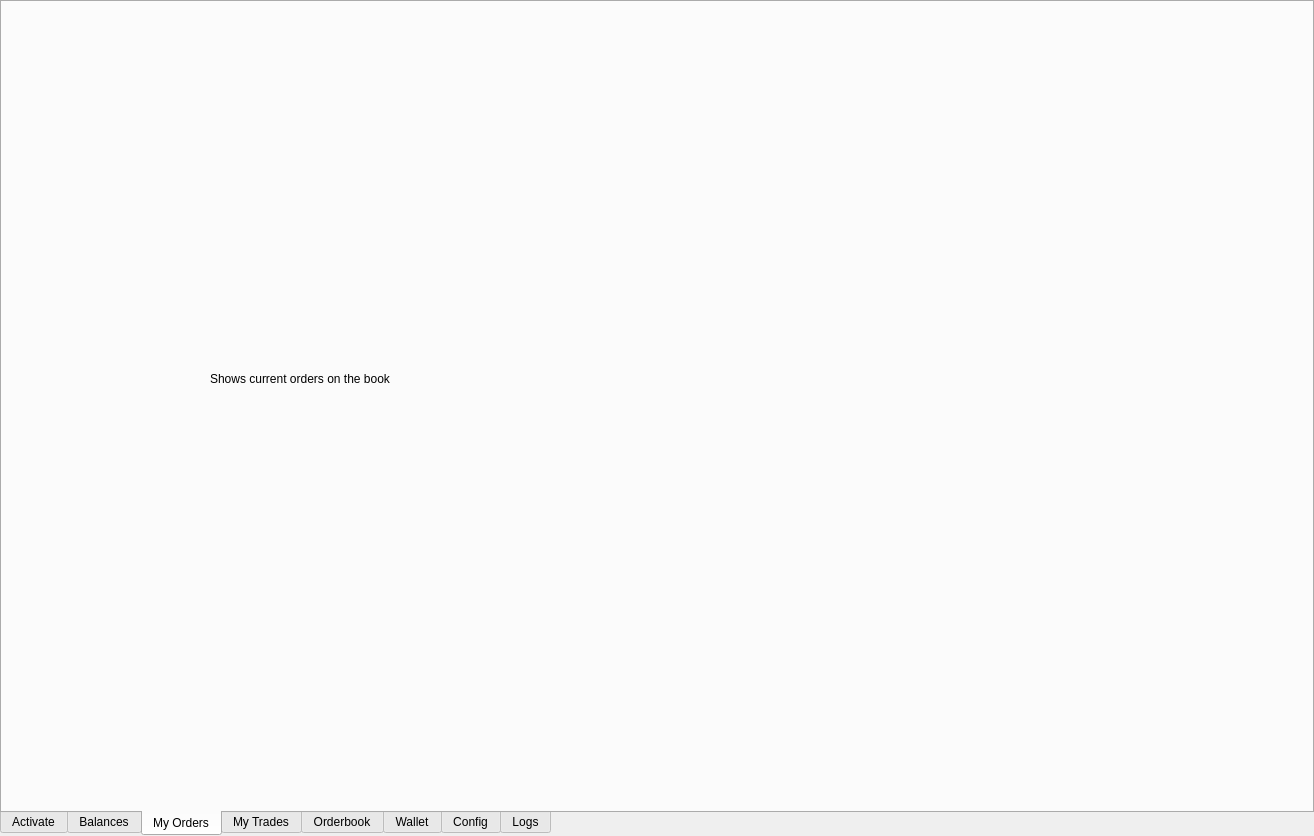
Above: ui/gui_template.ui from smk762/mmbot_qt before the change. Below: the same form after it.
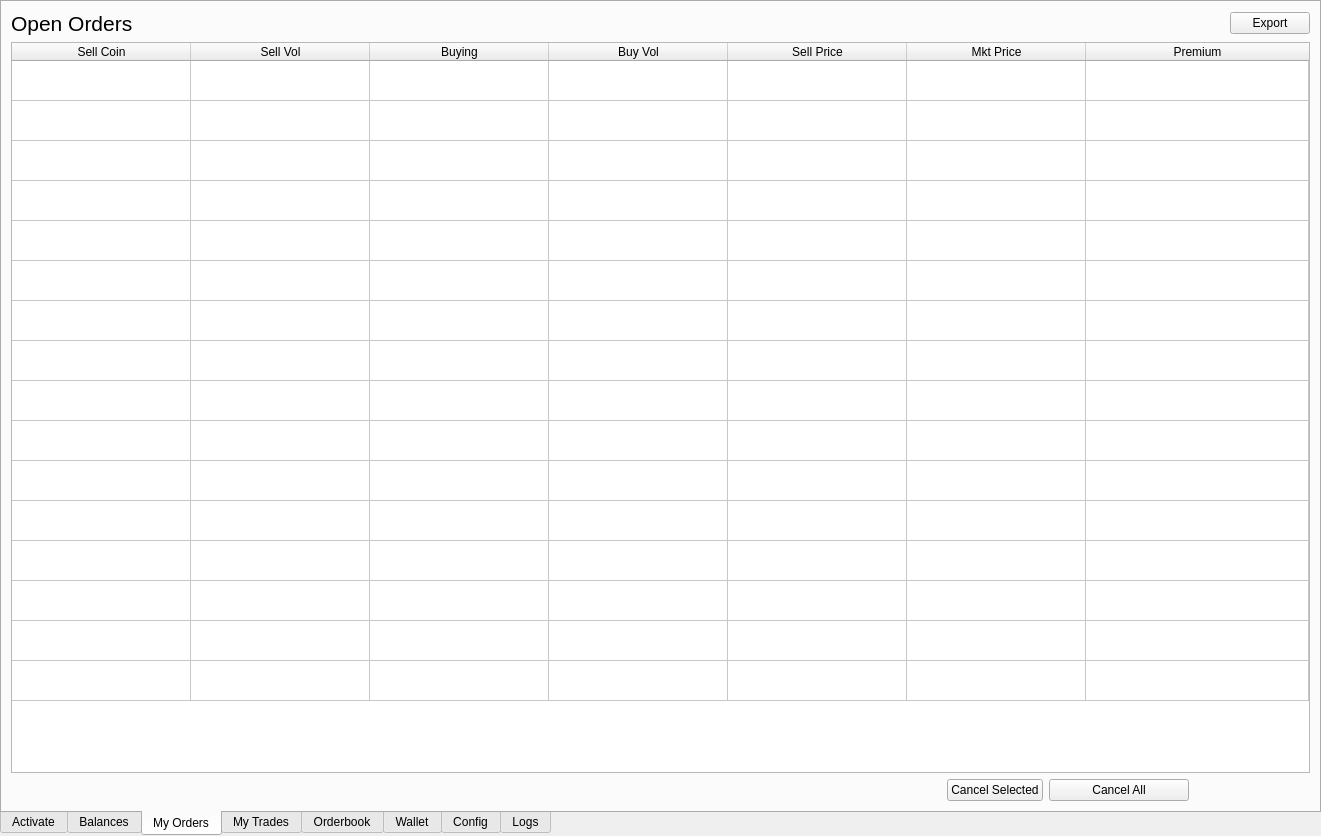
That is the form after the change. The open tabs and pages were chosen to show the change. Icons and pictures are not drawn.

The edit to the form file:
```diff
--- a/ui/gui_template.ui
+++ b/ui/gui_template.ui
@@ -6,7 +6,7 @@
    <rect>
     <x>0</x>
     <y>0</y>
-    <width>1314</width>
+    <width>1321</width>
     <height>836</height>
    </rect>
   </property>
@@ -1255,19 +1255,201 @@
    <attribute name="title">
     <string>My Orders</string>
    </attribute>
-   <widget class="QLabel" name="label_2">
-    <property name="geometry">
-     <rect>
-      <x>208</x>
-      <y>360</y>
-      <width>531</width>
-      <height>34</height>
-     </rect>
-    </property>
-    <property name="text">
-     <string>Shows current orders on the book</string>
-    </property>
-   </widget>
+   <layout class="QGridLayout" name="gridLayout_6">
+    <item row="0" column="0">
+     <widget class="QLabel" name="label_2">
+      <property name="sizePolicy">
+       <sizepolicy hsizetype="Fixed" vsizetype="Preferred">
+        <horstretch>0</horstretch>
+        <verstretch>0</verstretch>
+       </sizepolicy>
+      </property>
+      <property name="text">
+       <string>&lt;html&gt;&lt;head/&gt;&lt;body&gt;&lt;p&gt;&lt;span style=&quot; font-size:16pt;&quot;&gt;Open Orders&lt;/span&gt;&lt;/p&gt;&lt;/body&gt;&lt;/html&gt;</string>
+      </property>
+     </widget>
+    </item>
+    <item row="0" column="1" colspan="3">
+     <widget class="QFrame" name="frame_8">
+      <property name="frameShape">
+       <enum>QFrame::NoFrame</enum>
+      </property>
+      <property name="frameShadow">
+       <enum>QFrame::Raised</enum>
+      </property>
+     </widget>
+    </item>
+    <item row="0" column="4">
+     <widget class="QPushButton" name="pushButton_5">
+      <property name="sizePolicy">
+       <sizepolicy hsizetype="Fixed" vsizetype="Fixed">
+        <horstretch>0</horstretch>
+        <verstretch>0</verstretch>
+       </sizepolicy>
+      </property>
+      <property name="font">
+       <font>
+        <pointsize>9</pointsize>
+       </font>
+      </property>
+      <property name="text">
+       <string>Export</string>
+      </property>
+     </widget>
+    </item>
+    <item row="1" column="0" colspan="5">
+     <widget class="QTableWidget" name="tableWidget_2">
+      <property name="editTriggers">
+       <set>QAbstractItemView::NoEditTriggers</set>
+      </property>
+      <property name="showDropIndicator" stdset="0">
+       <bool>false</bool>
+      </property>
+      <property name="dragDropOverwriteMode">
+       <bool>false</bool>
+      </property>
+      <property name="rowCount">
+       <number>16</number>
+      </property>
+      <property name="columnCount">
+       <number>7</number>
+      </property>
+      <attribute name="horizontalHeaderCascadingSectionResizes">
+       <bool>true</bool>
+      </attribute>
+      <attribute name="horizontalHeaderDefaultSectionSize">
+       <number>179</number>
+      </attribute>
+      <attribute name="horizontalHeaderShowSortIndicator" stdset="0">
+       <bool>true</bool>
+      </attribute>
+      <attribute name="horizontalHeaderStretchLastSection">
+       <bool>true</bool>
+      </attribute>
+      <attribute name="verticalHeaderVisible">
+       <bool>false</bool>
+      </attribute>
+      <attribute name="verticalHeaderDefaultSectionSize">
+       <number>40</number>
+      </attribute>
+      <attribute name="verticalHeaderHighlightSections">
+       <bool>true</bool>
+      </attribute>
+      <attribute name="verticalHeaderMinimumSectionSize">
+       <number>40</number>
+      </attribute>
+      <row/>
+      <row/>
+      <row/>
+      <row/>
+      <row/>
+      <row/>
+      <row/>
+      <row/>
+      <row/>
+      <row/>
+      <row/>
+      <row/>
+      <row/>
+      <row/>
+      <row/>
+      <row/>
+      <column>
+       <property name="text">
+        <string>Sell Coin</string>
+       </property>
+      </column>
+      <column>
+       <property name="text">
+        <string>Sell Vol</string>
+       </property>
+      </column>
+      <column>
+       <property name="text">
+        <string>Buying</string>
+       </property>
+      </column>
+      <column>
+       <property name="text">
+        <string>Buy Vol</string>
+       </property>
+      </column>
+      <column>
+       <property name="text">
+        <string>Sell Price</string>
+       </property>
+      </column>
+      <column>
+       <property name="text">
+        <string>Mkt Price</string>
+       </property>
+      </column>
+      <column>
+       <property name="text">
+        <string>Premium</string>
+       </property>
+      </column>
+     </widget>
+    </item>
+    <item row="2" column="0" colspan="2">
+     <widget class="QFrame" name="frame_10">
+      <property name="minimumSize">
+       <size>
+        <width>930</width>
+        <height>0</height>
+       </size>
+      </property>
+      <property name="frameShape">
+       <enum>QFrame::NoFrame</enum>
+      </property>
+      <property name="frameShadow">
+       <enum>QFrame::Raised</enum>
+      </property>
+     </widget>
+    </item>
+    <item row="2" column="2">
+     <widget class="QPushButton" name="pushButton_8">
+      <property name="sizePolicy">
+       <sizepolicy hsizetype="Fixed" vsizetype="Fixed">
+        <horstretch>0</horstretch>
+        <verstretch>0</verstretch>
+       </sizepolicy>
+      </property>
+      <property name="font">
+       <font>
+        <pointsize>9</pointsize>
+       </font>
+      </property>
+      <property name="text">
+       <string>Cancel Selected</string>
+      </property>
+     </widget>
+    </item>
+    <item row="2" column="3" colspan="2">
+     <widget class="QPushButton" name="pushButton_7">
+      <property name="sizePolicy">
+       <sizepolicy hsizetype="Fixed" vsizetype="Fixed">
+        <horstretch>0</horstretch>
+        <verstretch>0</verstretch>
+       </sizepolicy>
+      </property>
+      <property name="minimumSize">
+       <size>
+        <width>140</width>
+        <height>0</height>
+       </size>
+      </property>
+      <property name="font">
+       <font>
+        <pointsize>9</pointsize>
+       </font>
+      </property>
+      <property name="text">
+       <string>Cancel All</string>
+      </property>
+     </widget>
+    </item>
+   </layout>
   </widget>
   <widget class="QWidget" name="tab_mytrades">
    <attribute name="title">
```
Left out of the diff: 353 changed lines with no effect on the pictures.
